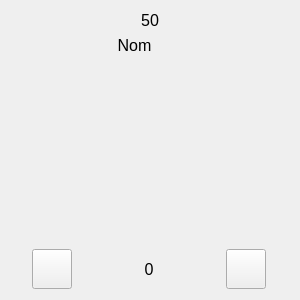
ACoupat/Refrigestion, file vignetteingredient.ui: the form before one commit.
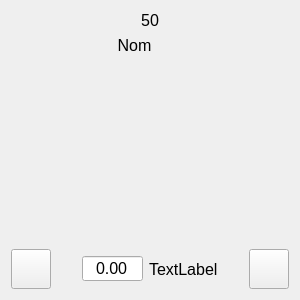
The form after the commit. Icons and pictures are not drawn.

What changed in the file:
```diff
--- a/vignetteingredient.ui
+++ b/vignetteingredient.ui
@@ -158,27 +158,71 @@
       </widget>
      </item>
      <item>
-      <widget class="QLabel" name="label_quantite">
+      <spacer name="horizontalSpacer_2">
+       <property name="orientation">
+        <enum>Qt::Horizontal</enum>
+       </property>
+       <property name="sizeHint" stdset="0">
+        <size>
+         <width>40</width>
+         <height>20</height>
+        </size>
+       </property>
+      </spacer>
+     </item>
+     <item>
+      <widget class="QDoubleSpinBox" name="sp_quantite">
        <property name="sizePolicy">
-        <sizepolicy hsizetype="Fixed" vsizetype="Preferred">
+        <sizepolicy hsizetype="Fixed" vsizetype="Fixed">
          <horstretch>0</horstretch>
          <verstretch>0</verstretch>
         </sizepolicy>
        </property>
-       <property name="minimumSize">
-        <size>
-         <width>100</width>
-         <height>0</height>
-        </size>
-       </property>
-       <property name="text">
-        <string>0</string>
+       <property name="font">
+        <font>
+         <pointsize>12</pointsize>
+        </font>
        </property>
        <property name="alignment">
         <set>Qt::AlignCenter</set>
        </property>
+       <property name="buttonSymbols">
+        <enum>QAbstractSpinBox::NoButtons</enum>
+       </property>
+       <property name="decimals">
+        <number>2</number>
+       </property>
+       <property name="maximum">
+        <double>999.990000000000009</double>
+       </property>
       </widget>
      </item>
+     <item>
+      <widget class="QLabel" name="label_unite">
+       <property name="sizePolicy">
+        <sizepolicy hsizetype="Fixed" vsizetype="Preferred">
+         <horstretch>0</horstretch>
+         <verstretch>0</verstretch>
+        </sizepolicy>
+       </property>
+       <property name="text">
+        <string>TextLabel</string>
+       </property>
+      </widget>
+     </item>
+     <item>
+      <spacer name="horizontalSpacer">
+       <property name="orientation">
+        <enum>Qt::Horizontal</enum>
+       </property>
+       <property name="sizeHint" stdset="0">
+        <size>
+         <width>40</width>
+         <height>20</height>
+        </size>
+       </property>
+      </spacer>
+     </item>
      <item>
       <widget class="QPushButton" name="pushButton_2">
        <property name="sizePolicy">
```
